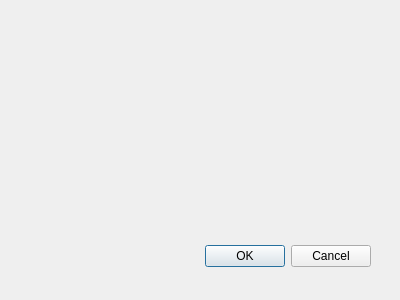
Old version of the form kitupiikki/maaritys/maksuperusteinen.ui in the repository artoh/kitupiikki.
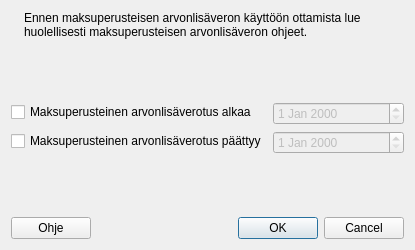
New version of the form. Icons and pictures are not drawn.

Diff of the .ui file:
```diff
--- a/kitupiikki/maaritys/maksuperusteinen.ui
+++ b/kitupiikki/maaritys/maksuperusteinen.ui
@@ -3,34 +3,143 @@
  <comment></comment>
  <exportmacro></exportmacro>
  <class>Dialog</class>
- <widget class="QDialog" name="Dialog" >
-  <property name="geometry" >
+ <widget class="QDialog" name="Dialog">
+  <property name="geometry">
    <rect>
     <x>0</x>
     <y>0</y>
-    <width>400</width>
-    <height>300</height>
+    <width>415</width>
+    <height>250</height>
    </rect>
   </property>
   <property name="windowTitle" >
    <string>Dialog</string>
   </property>
-  <widget class="QDialogButtonBox" name="buttonBox" >
-   <property name="geometry" >
-    <rect>
-     <x>30</x>
-     <y>240</y>
-     <width>341</width>
-     <height>32</height>
-    </rect>
-   </property>
-   <property name="orientation" >
-    <enum>Qt::Horizontal</enum>
-   </property>
-   <property name="standardButtons" >
-    <set>QDialogButtonBox::Cancel|QDialogButtonBox::Ok</set>
-   </property>
-  </widget>
+  <layout class="QVBoxLayout" name="verticalLayout">
+   <item>
+    <layout class="QHBoxLayout" name="horizontalLayout" stretch="0,1">
+     <item>
+      <widget class="QLabel" name="label_3">
+       <property name="text">
+        <string/>
+       </property>
+       <property name="pixmap">
+        <pixmap resource="../pic/pic.qrc">:/pic/varoitus.png</pixmap>
+       </property>
+      </widget>
+     </item>
+     <item>
+      <widget class="QLabel" name="label_2">
+       <property name="text">
+        <string>Ennen maksuperusteisen arvonlisäveron käyttöön ottamista lue huolellisesti maksuperusteisen arvonlisäveron ohjeet.</string>
+       </property>
+       <property name="wordWrap">
+        <bool>true</bool>
+       </property>
+      </widget>
+     </item>
+    </layout>
+   </item>
+   <item>
+    <spacer name="verticalSpacer">
+     <property name="orientation">
+      <enum>Qt::Vertical</enum>
+     </property>
+     <property name="sizeHint" stdset="0">
+      <size>
+       <width>20</width>
+       <height>39</height>
+      </size>
+     </property>
+    </spacer>
+   </item>
+   <item>
+    <layout class="QFormLayout" name="formLayout">
+     <item row="0" column="0">
+      <widget class="QCheckBox" name="alkaaCheck">
+       <property name="text">
+        <string>Maksuperusteinen arvonlisäverotus alkaa</string>
+       </property>
+      </widget>
+     </item>
+     <item row="0" column="1">
+      <widget class="QDateEdit" name="alkaaDate">
+       <property name="enabled">
+        <bool>false</bool>
+       </property>
+      </widget>
+     </item>
+     <item row="1" column="0">
+      <widget class="QCheckBox" name="paattyyCheck">
+       <property name="text">
+        <string>Maksuperusteinen arvonlisäverotus päättyy</string>
+       </property>
+      </widget>
+     </item>
+     <item row="1" column="1">
+      <widget class="QDateEdit" name="paattyyDate">
+       <property name="enabled">
+        <bool>false</bool>
+       </property>
+      </widget>
+     </item>
+    </layout>
+   </item>
+   <item>
+    <spacer name="verticalSpacer_2">
+     <property name="orientation">
+      <enum>Qt::Vertical</enum>
+     </property>
+     <property name="sizeHint" stdset="0">
+      <size>
+       <width>20</width>
+       <height>39</height>
+      </size>
+     </property>
+    </spacer>
+   </item>
+   <item>
+    <layout class="QHBoxLayout" name="horizontalLayout_2">
+     <item>
+      <widget class="QPushButton" name="pushButton">
+       <property name="text">
+        <string>Ohje</string>
+       </property>
+       <property name="icon">
+        <iconset resource="../pic/pic.qrc">
+         <normaloff>:/pic/ohje.png</normaloff>:/pic/ohje.png</iconset>
+       </property>
+       <property name="shortcut">
+        <string>F1</string>
+       </property>
+      </widget>
+     </item>
+     <item>
+      <spacer name="horizontalSpacer">
+       <property name="orientation">
+        <enum>Qt::Horizontal</enum>
+       </property>
+       <property name="sizeHint" stdset="0">
+        <size>
+         <width>40</width>
+         <height>20</height>
+        </size>
+       </property>
+      </spacer>
+     </item>
+     <item>
+      <widget class="QDialogButtonBox" name="buttonBox">
+       <property name="orientation">
+        <enum>Qt::Horizontal</enum>
+       </property>
+       <property name="standardButtons">
+        <set>QDialogButtonBox::Cancel|QDialogButtonBox::Ok</set>
+       </property>
+      </widget>
+     </item>
+    </layout>
+   </item>
+  </layout>
  </widget>
  <pixmapfunction></pixmapfunction>
  <resources/>
```
Left out of the diff: 67 changed lines with no effect on the pictures.
